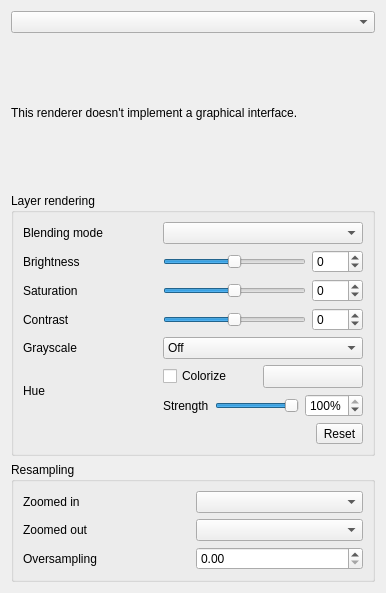
First picture: the form in src/ui/qgsrendererrasterpropswidgetbase.ui, repository qgis/QGIS, before the edit.
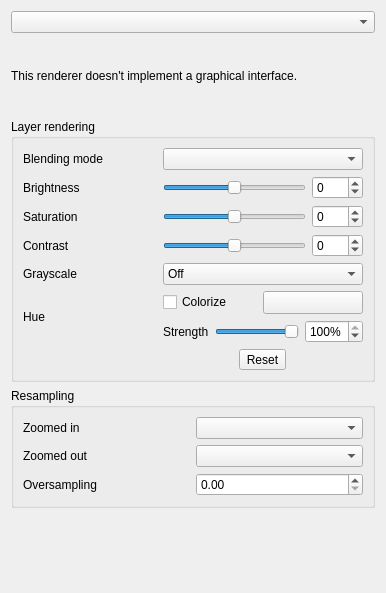
Second picture: the form after the edit. Icons and pictures are not drawn. Custom widgets are drawn as their Qt base class.

Commit message: [gui] improve load min/max widget UI/UX

The edit to the form file:
```diff
--- a/src/ui/qgsrendererrasterpropswidgetbase.ui
+++ b/src/ui/qgsrendererrasterpropswidgetbase.ui
@@ -359,19 +359,6 @@
          </item>
          <item row="6" column="2" colspan="3">
           <layout class="QHBoxLayout" name="horizontalLayout_13">
-           <item>
-            <spacer name="horizontalSpacer_3">
-             <property name="orientation">
-              <enum>Qt::Horizontal</enum>
-             </property>
-             <property name="sizeHint" stdset="0">
-              <size>
-               <width>40</width>
-               <height>20</height>
-              </size>
-             </property>
-            </spacer>
-           </item>
            <item>
             <widget class="QToolButton" name="mResetColorRenderingBtn">
              <property name="toolTip">
@@ -436,6 +423,19 @@
      </layout>
     </widget>
    </item>
+           <item row="7">
+            <spacer name="verticalSpacer">
+             <property name="orientation">
+              <enum>Qt::Vertical</enum>
+             </property>
+             <property name="sizeHint" stdset="0">
+              <size>
+               <width>0</width>
+               <height>0</height>
+              </size>
+             </property>
+            </spacer>
+           </item>
   </layout>
  </widget>
  <customwidgets>
```
The commit also changes 6 other files.
